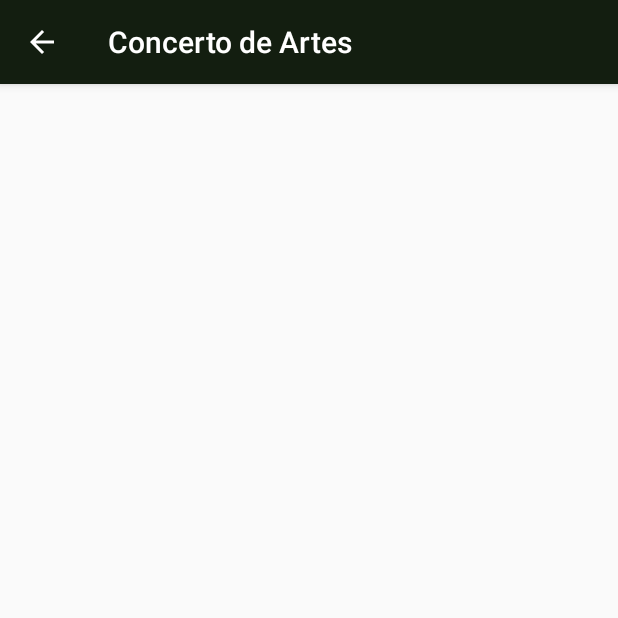
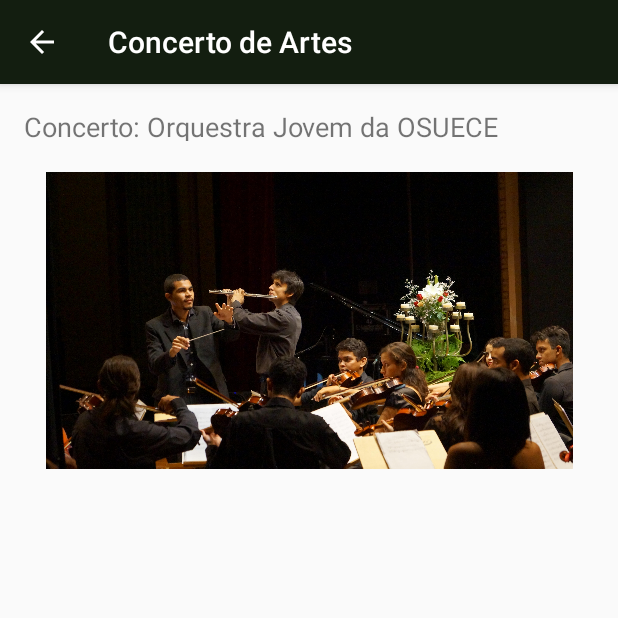
Before and after one commit to NovaAcropole/DDA17, an Android app: the ConcertoActivity screen opened directly, with no data from a screen before it, on a phone screen of 412 x 824 dp, the top half of it. Run offline under Robolectric (Android 15) with nearby library versions, the phone set to English and light mode, and no system bars; Roboto replaces fonts that are not available here.

Commit message:
Inicio da tela Concerto. Testando constraint layout

```diff
--- a/DDA17/app/src/main/res/layout/activity_concerto.xml
+++ b/DDA17/app/src/main/res/layout/activity_concerto.xml
@@ -6,4 +6,31 @@
     android:layout_height="match_parent"
     tools:context="br.na.dda17.ConcertoActivity">
 
+    <TextView
+        android:id="@+id/textView"
+        android:layout_width="329dp"
+        android:layout_height="22dp"
+        android:text="Concerto: Orquestra Jovem da OSUECE"
+        android:textSize="18sp"
+        app:layout_constraintTop_toTopOf="parent"
+        android:layout_marginTop="16dp"
+        android:layout_marginStart="16dp"
+        android:layout_marginRight="8dp"
+        app:layout_constraintRight_toRightOf="parent"
+        android:layout_marginLeft="8dp"
+        app:layout_constraintLeft_toLeftOf="parent"
+        app:layout_constraintHorizontal_bias="0.0" />
+
+    <ImageView
+        android:id="@+id/imageView"
+        android:layout_width="351dp"
+        android:layout_height="215dp"
+        app:srcCompat="@drawable/orquestra"
+        android:layout_marginRight="8dp"
+        app:layout_constraintRight_toRightOf="parent"
+        android:layout_marginTop="12dp"
+        app:layout_constraintTop_toBottomOf="@+id/textView"
+        android:layout_marginLeft="8dp"
+        app:layout_constraintLeft_toLeftOf="parent"
+        app:layout_constraintHorizontal_bias="0.5" />
 </android.support.constraint.ConstraintLayout>
```
Also changed, not shown: DDA17/app/src/main/res/drawable/orquestra.png (added).
